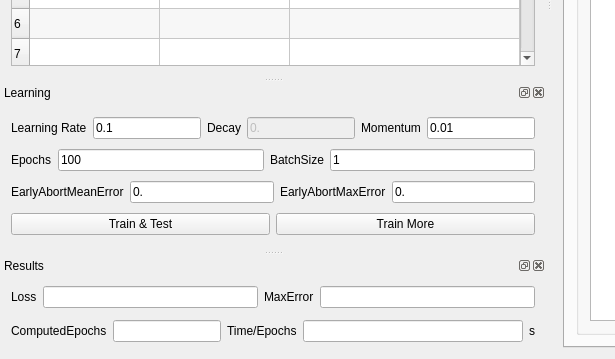
Old version of the form src/test_regression_qt/mainwindow.ui in the repository edeforas/BeeDNN; both pictures show x 0 to 615 and y 378 to 737 of the 1141 by 737 pixel window.
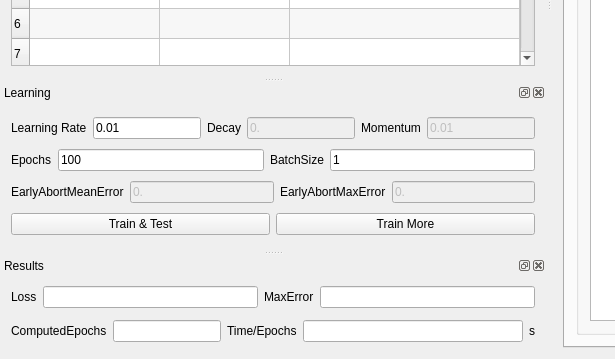
New version of the form.

Commit message: can use partial batch

The edit to the form file:
```diff
--- a/src/test_regression_qt/mainwindow.ui
+++ b/src/test_regression_qt/mainwindow.ui
@@ -357,7 +357,7 @@
        <item>
         <widget class="QLineEdit" name="leLearningRate">
          <property name="text">
-          <string>0.1</string>
+          <string>0.01</string>
          </property>
         </widget>
        </item>
@@ -387,6 +387,9 @@
        </item>
        <item>
         <widget class="QLineEdit" name="leMomentum">
+         <property name="enabled">
+          <bool>false</bool>
+         </property>
          <property name="text">
           <string>0.01</string>
          </property>
@@ -408,6 +411,9 @@
        </item>
        <item>
         <widget class="QLineEdit" name="leEarlyAbortMeanError">
+         <property name="enabled">
+          <bool>false</bool>
+         </property>
          <property name="text">
           <string>0.</string>
          </property>
@@ -422,6 +428,9 @@
        </item>
        <item>
         <widget class="QLineEdit" name="leEarlyAbortMaxError">
+         <property name="enabled">
+          <bool>false</bool>
+         </property>
          <property name="text">
           <string>0.</string>
          </property>
```
The commit also changes 2 other files.
